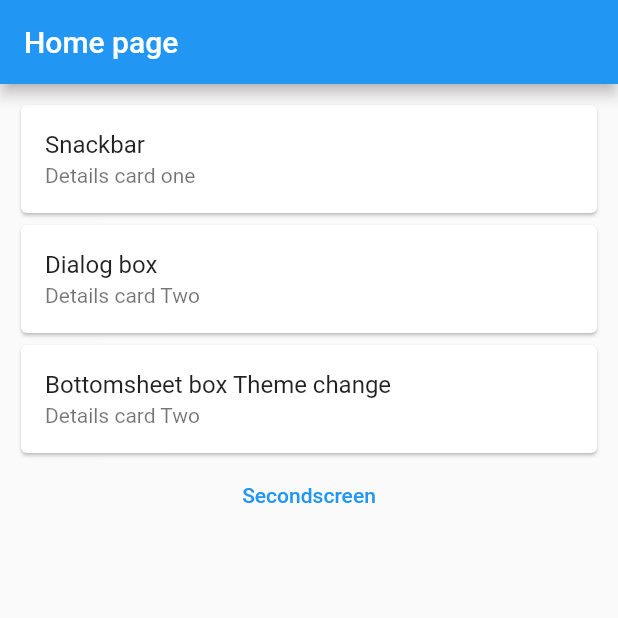
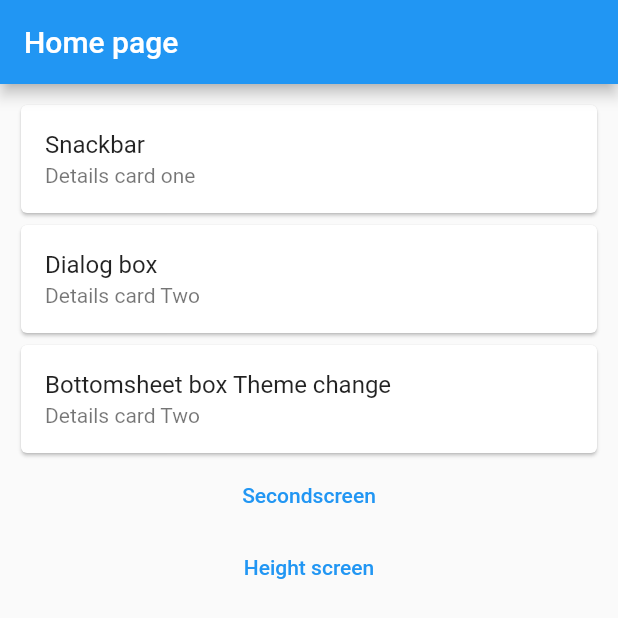
Before and after one commit to MuhammadYousufbhimla/Getx, a Flutter app: the screen it shows after launch, on a phone screen of 412 x 824 dp. Shown: the top 618 px of the screen. Run offline on Flutter 3.47's test engine with Material 2 defaults, Android fonts, the phone set to English and light mode, and no system bars; our stand-ins replace form_field_validator, get; missing offline and left inert: dart:html.

Commit message:
getx height and width working

```diff
--- a/lib/homescreen.dart
+++ b/lib/homescreen.dart
@@ -86,12 +86,17 @@ class _HomescreenState extends State<Homescreen> {
             TextButton(
                 onPressed: () {
                   Get.toNamed(
-                    '/SignIn',
+                    '/secondscreen',
                     arguments: ['Muhammad','Yousuf','Noora'],
                   );
                 },
-                child: Text('Secondscreen'))
+                child: Text('Secondscreen')),
+          TextButton(
+            onPressed: (){Get.toNamed('/height1');
+            },
+            child: Text("Height screen")),
           ],
+
         ),
       ),
     );
--- a/lib/main.dart
+++ b/lib/main.dart
@@ -2,6 +2,7 @@
 
 import 'package:flutter/material.dart';
 import 'package:get/get.dart';
+import 'package:getx/height&width.dart';
 import 'package:getx/homescreen.dart';
 import 'package:getx/langugae.dart';
 import 'package:getx/login.dart';
@@ -26,13 +27,14 @@ class _MyAppState extends State<MyApp> {
       debugShowCheckedModeBanner: false,
       translations: Apptransaltion(),
       locale: const Locale('en', 'US'),
-      title: 'Getx Demdo',
+      title: 'Getx Demo',
       color: Colors.lightBlue,
       home: Homescreen(),
       getPages: [
         GetPage(name: '/', page: (() => Homescreen())),
         GetPage(name: '/secondscreen', page: ()=>Secondscreen()),
-         GetPage(name: '/language', page: ()=>languagescreen())
+         GetPage(name: '/language', page: ()=>languagescreen()),
+         GetPage(name: '/height1',page:()=>hegwidth()),
       ],
     );
   }
```
Also changed, not shown: lib/height&width.dart (added, +27 -0 lines).
